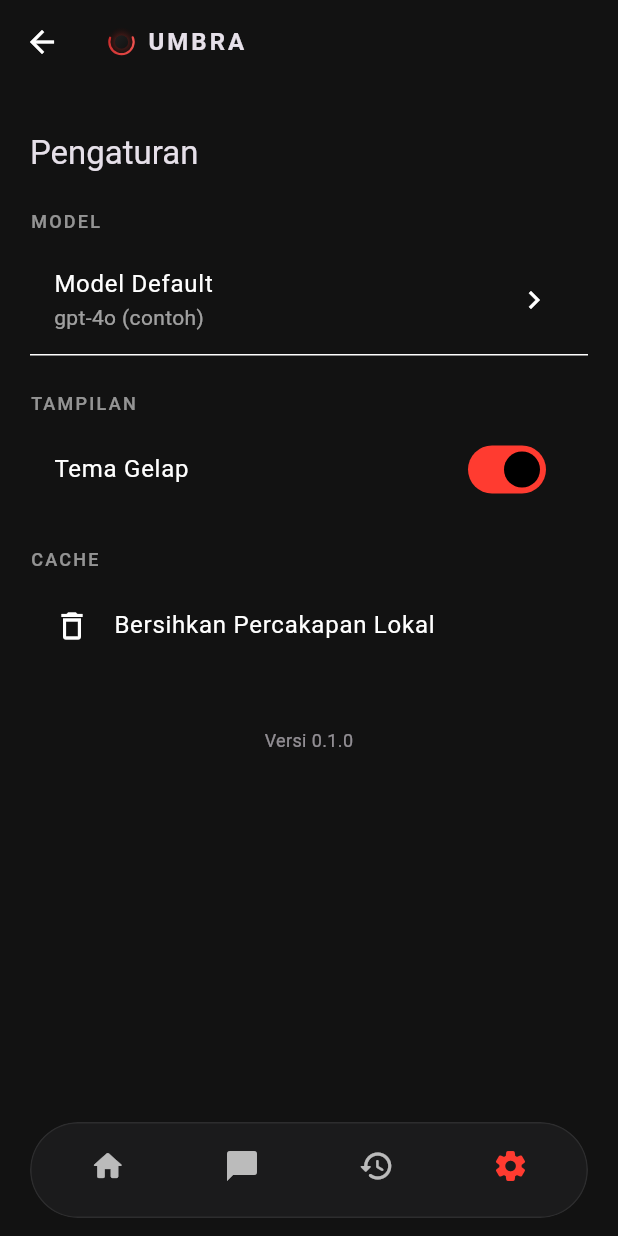
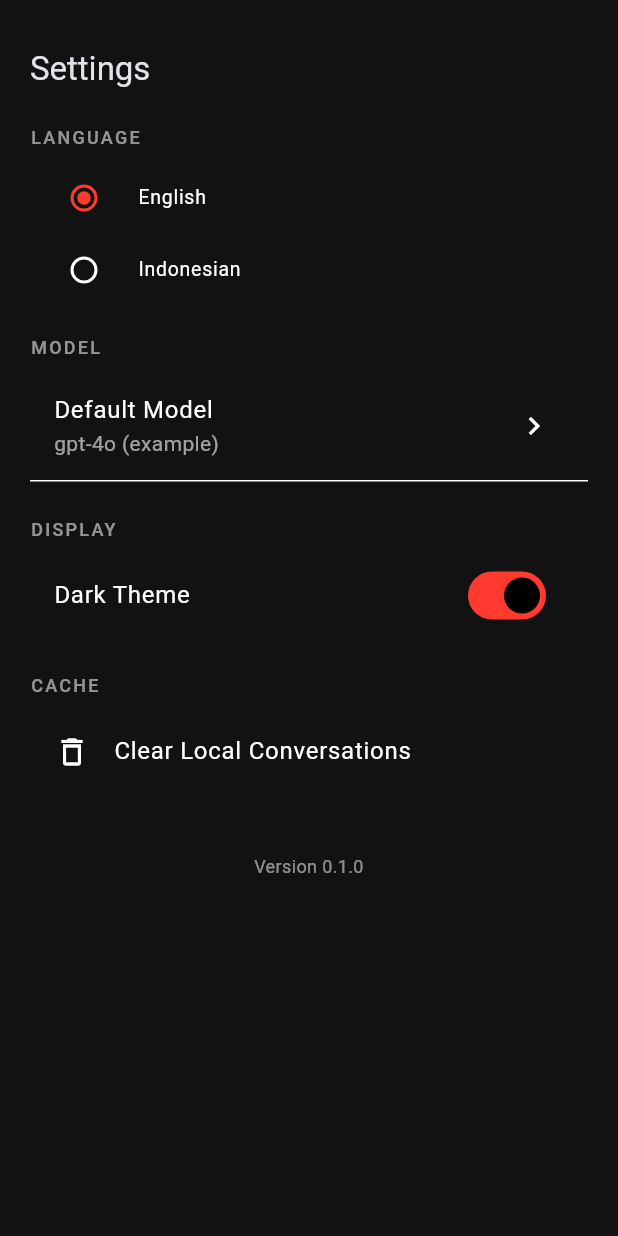
Before and after one commit to FatihHDR/umbra, a Flutter app: the SettingsScreen screen opened directly, on a phone screen of 412 x 824 dp. Run offline on Flutter 3.47's test engine with Material 3 defaults, Android fonts, the phone set to English and light mode, and no system bars; our stand-ins replace dio, flutter_dotenv, flutter_markdown, flutter_riverpod, hive_flutter; missing offline and left inert: highlight; accounts and stored records are empty; Roboto replaces fonts that are missing (JetBrains Mono).

Commit message:
Add localization support and refactor language handling; implement app strings provider and integrate into UI components

```diff
--- /dev/null
+++ b/lib/core/language/app_strings.dart
@@ -0,0 +1,35 @@
+import 'package:flutter_riverpod/flutter_riverpod.dart';
+import 'language_provider.dart';
+
+class AppStrings {
+  AppStrings(this.code);
+  final String code; // 'en' or 'id'
+  bool get _en => code == 'en';
+
+  String get askHint => _en ? 'Ask anything...' : 'Tanyakan apapun...';
+  String get askButton => _en ? 'Ask' : 'Tanya';
+  String get historyTooltip => _en ? 'History' : 'Riwayat';
+  String get historyTitle => _en ? 'Conversation History' : 'Riwayat Percakapan';
+  String get sourcesTitle => _en ? 'Sources / Documents' : 'Sumber / Dokumen';
+  String get sourcesEmpty => _en
+      ? 'No sources yet. This feature will list the documents used to answer a question with their metadata.'
+      : 'Belum ada daftar sumber. Fitur ini akan menampilkan dokumen yang dipakai untuk menjawab pertanyaan beserta metadata.';
+  String get exampleMock => _en ? 'Example (mock)' : 'Contoh (mock)';
+  String get settingsTitle => _en ? 'Settings' : 'Pengaturan';
+  String get languageSection => _en ? 'Language' : 'Bahasa / Language';
+  String get modelSection => 'Model';
+  String get modelDefault => _en ? 'Default Model' : 'Model Default';
+  String get modelSubtitleExample => _en ? 'gpt-4o (example)' : 'gpt-4o (contoh)';
+  String get displaySection => _en ? 'Display' : 'Tampilan';
+  String get darkTheme => _en ? 'Dark Theme' : 'Tema Gelap';
+  String get cacheSection => 'Cache';
+  String get clearLocalConversations => _en ? 'Clear Local Conversations' : 'Bersihkan Percakapan Lokal';
+  String get versionLabel => _en ? 'Version' : 'Versi';
+  String get english => 'English';
+  String get indonesian => _en ? 'Indonesian' : 'Indonesia';
+}
+
+final appStringsProvider = Provider<AppStrings>((ref) {
+  final lang = ref.watch(languageProvider);
+  return AppStrings(lang);
+});
--- a/lib/features/chat/presentation/settings_screen.dart
+++ b/lib/features/chat/presentation/settings_screen.dart
@@ -2,16 +2,19 @@ import 'package:flutter/material.dart';
 import 'package:flutter_riverpod/flutter_riverpod.dart';
 
 import '../../../widgets/umbra_logo_compact.dart';
+import '../../../core/language/app_strings.dart';
 import '../../../widgets/umbra_bottom_nav.dart';
+import '../../../core/language/language_provider.dart';
 import '../presentation/home_screen.dart';
 import 'chat_screen.dart';
 import 'history_screen.dart';
+import 'sources_screen.dart';
 
 class SettingsScreen extends ConsumerWidget {
   const SettingsScreen({super.key});
 
   void _go(BuildContext context, int index) {
-    if (index == 3) return; // already here
+    if (index == 4) return; // already here (Settings index)
     switch (index) {
       case 0:
         Navigator.pushReplacement(context, _fade(const HomeScreen()));
@@ -22,46 +25,72 @@ class SettingsScreen extends ConsumerWidget {
       case 2:
         Navigator.pushReplacement(context, _fade(const HistoryScreen()));
         break;
+      case 3:
+        Navigator.pushReplacement(context, _fade(const SourcesScreen()));
+        break;
     }
   }
 
   @override
   Widget build(BuildContext context, WidgetRef ref) {
+  final t = ref.watch(appStringsProvider);
     return Scaffold(
-      appBar: AppBar(title: const UmbraLogoCompact(size: 18)),
-      bottomNavigationBar: UmbraBottomNav(currentIndex: 3, onTap: (i) => _go(context, i)),
       body: ListView(
         padding: const EdgeInsets.all(20),
         children: [
           const SizedBox(height: 12),
-          Text('Pengaturan', style: Theme.of(context).textTheme.titleLarge),
+          Text(t.settingsTitle, style: Theme.of(context).textTheme.titleLarge),
           const SizedBox(height: 24),
-          _SectionLabel('Model'),
+          _SectionLabel(t.languageSection),
+          Consumer(builder: (context, ref, _) {
+            final current = ref.watch(languageProvider);
+            final notifier = ref.read(languageProvider.notifier);
+            return Column(
+              children: [
+                RadioListTile<String>(
+                  value: 'en',
+                  groupValue: current,
+                  onChanged: (v) => notifier.setLanguage(v!),
+                  title: Text(t.english),
+                  dense: true,
+                ),
+                RadioListTile<String>(
+                  value: 'id',
+                  groupValue: current,
+                  onChanged: (v) => notifier.setLanguage(v!),
+                  title: Text(t.indonesian),
+                  dense: true,
+                ),
+              ],
+            );
+          }),
+          const SizedBox(height: 20),
+          _SectionLabel(t.modelSection),
           ListTile(
-            title: const Text('Model Default'),
-            subtitle: Text('gpt-4o (contoh)', style: TextStyle(color: Colors.white.withOpacity(0.6))),
+            title: Text(t.modelDefault),
+            subtitle: Text(t.modelSubtitleExample, style: TextStyle(color: Colors.white.withOpacity(0.6))),
             trailing: const Icon(Icons.chevron_right),
             onTap: () {},
           ),
           const Divider(height: 1),
           const SizedBox(height: 24),
-          _SectionLabel('Tampilan'),
+          _SectionLabel(t.displaySection),
             SwitchListTile(
               value: true,
               onChanged: (_) {},
-              title: const Text('Tema Gelap'),
+              title: Text(t.darkTheme),
             ),
           const SizedBox(height: 24),
-          _SectionLabel('Cache'),
+          _SectionLabel(t.cacheSection),
           ListTile(
-            title: const Text('Bersihkan Percakapan Lokal'),
+            title: Text(t.clearLocalConversations),
             leading: const Icon(Icons.delete_outline),
             onTap: () {},
           ),
           const SizedBox(height: 40),
           Opacity(
             opacity: 0.6,
-            child: Text('Versi 0.1.0', textAlign: TextAlign.center, style: const TextStyle(fontSize: 12)),
+            child: Text('${t.versionLabel} 0.1.0', textAlign: TextAlign.center, style: const TextStyle(fontSize: 12)),
           )
         ],
       ),
--- a/lib/main.dart
+++ b/lib/main.dart
@@ -14,6 +14,7 @@ Future<void> main() async {
   // Init Hive for local storage
   await Hive.initFlutter();
   await Hive.openBox('conversations');
+  await Hive.openBox('prefs');
 
   runApp(const ProviderScope(child: UmbraApp()));
 }
--- a/lib/widgets/umbra_bottom_nav.dart
+++ b/lib/widgets/umbra_bottom_nav.dart
@@ -1,5 +1,3 @@
-import 'dart:ui';
-
 import 'package:flutter/material.dart';
 
 /// Floating, pill-shaped bottom navigation bar with only icons (no labels).
@@ -13,22 +11,26 @@ class UmbraBottomNav extends StatelessWidget {
   @override
   Widget build(BuildContext context) {
     final theme = Theme.of(context);
-    final bg = theme.colorScheme.surface.withOpacity(0.86);
+    final bg = theme.colorScheme.surface; // opaque so nothing "behind" shows
     return SafeArea(
       top: false,
       child: Padding(
-        padding: const EdgeInsets.fromLTRB(20, 0, 20, 12),
-        child: ClipRRect(
-          borderRadius: BorderRadius.circular(36),
-          child: BackdropFilter(
-            filter: ImageFilter.blur(sigmaX: 12, sigmaY: 12),
+        padding: const EdgeInsets.fromLTRB(28, 0, 28, 16),
         child: Container(
           decoration: BoxDecoration(
             color: bg,
-                borderRadius: BorderRadius.circular(36),
-                border: Border.all(color: Colors.white.withOpacity(0.08), width: 1),
+            borderRadius: BorderRadius.circular(28),
+            border: Border.all(color: Colors.white.withOpacity(0.06), width: 1),
           ),
-              padding: const EdgeInsets.symmetric(horizontal: 6, vertical: 2),
+          padding: const EdgeInsets.symmetric(horizontal: 4),
+          child: Theme(
+            // Remove ripple spread / splash, keep only color change via selectedItemColor
+            data: theme.copyWith(
+              splashFactory: NoSplash.splashFactory,
+              splashColor: Colors.transparent,
+              highlightColor: Colors.transparent,
+              hoverColor: Colors.transparent,
+            ),
             child: BottomNavigationBar(
               currentIndex: currentIndex,
               onTap: onTap,
@@ -39,13 +41,14 @@ class UmbraBottomNav extends StatelessWidget {
               showUnselectedLabels: false,
               selectedItemColor: theme.colorScheme.primary,
               unselectedItemColor: Colors.white70,
+              iconSize: 22,
               items: const [
                 BottomNavigationBarItem(icon: Icon(Icons.home_rounded), label: ''),
                 BottomNavigationBarItem(icon: Icon(Icons.chat_bubble_rounded), label: ''),
                 BottomNavigationBarItem(icon: Icon(Icons.history_rounded), label: ''),
+                BottomNavigationBarItem(icon: Icon(Icons.description_rounded), label: ''),
                 BottomNavigationBarItem(icon: Icon(Icons.settings_rounded), label: ''),
               ],
-              ),
             ),
           ),
         ),
--- a/pubspec.yaml
+++ b/pubspec.yaml
@@ -29,6 +29,8 @@ environment:
 # versions available, run `flutter pub outdated`.
 dependencies:
   flutter:
+    sdk: flutter
+  flutter_localizations:
     sdk: flutter
 
   # UI
```
Also changed, not shown: lib/app/app.dart (+10 -0 lines), lib/core/language/language_provider.dart (added, +36 -0 lines), lib/features/chat/presentation/chat_screen.dart (+9 -23 lines), lib/features/chat/presentation/history_screen.dart (+4 -19 lines), lib/features/chat/presentation/home_screen.dart (+9 -35 lines), lib/features/chat/presentation/sources_screen.dart (added, +90 -0 lines), pubspec.lock. Lines whose indentation alone changed are shown as unchanged.
